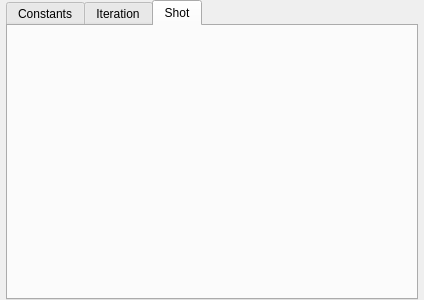
The window that caqtus/gui/condetrol/_sequence_widget/sequence_widget.ui (light-scattering-iogs/caqtus) describes before a commit, drawn with Qt 5.
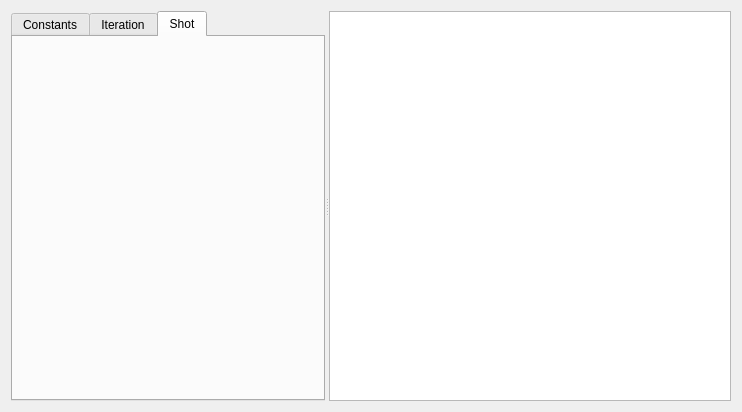
The same window after the commit.

Commit message: Implement undo/redo for adding and removing time lane

```diff
--- a/caqtus/gui/condetrol/_sequence_widget/sequence_widget.ui
+++ b/caqtus/gui/condetrol/_sequence_widget/sequence_widget.ui
@@ -6,30 +6,19 @@
    <rect>
     <x>0</x>
     <y>0</y>
-    <width>424</width>
-    <height>300</height>
+    <width>742</width>
+    <height>412</height>
    </rect>
   </property>
   <property name="windowTitle">
    <string>Form</string>
   </property>
   <layout class="QVBoxLayout" name="verticalLayout">
-   <property name="spacing">
-    <number>0</number>
-   </property>
-   <property name="leftMargin">
-    <number>6</number>
-   </property>
-   <property name="topMargin">
-    <number>0</number>
-   </property>
-   <property name="rightMargin">
-    <number>6</number>
-   </property>
-   <property name="bottomMargin">
-    <number>0</number>
-   </property>
    <item>
+    <widget class="QSplitter" name="splitter">
+     <property name="orientation">
+      <enum>Qt::Orientation::Horizontal</enum>
+     </property>
     <widget class="QTabWidget" name="tabWidget">
      <property name="tabPosition">
       <enum>QTabWidget::North</enum>
@@ -52,6 +41,8 @@
        <string>Shot</string>
       </attribute>
      </widget>
+     </widget>
+     <widget class="QUndoView" name="undoView"/>
     </widget>
    </item>
   </layout>
```
Left out of the diff: 2 changed lines with no effect on the pictures. Lines whose indentation alone changed are shown as unchanged. The commit also changes 5 other files.
